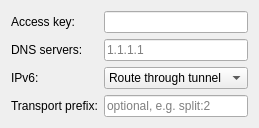
Old version of the form plasma/src/outlinewidget.ui in the repository alexcrack/network-manager-outline.
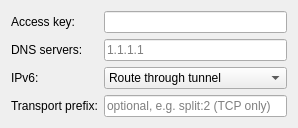
New version of the form. Custom widgets are drawn as their Qt base class.

Diff of the .ui file:
```diff
--- a/plasma/src/outlinewidget.ui
+++ b/plasma/src/outlinewidget.ui
@@ -31,7 +31,7 @@
    <item row="2" column="1">
     <widget class="QComboBox" name="ipv6">
      <item><property name="text"><string>Route through tunnel</string></property></item>
-     <item><property name="text"><string>Block</string></property></item>
+     <item><property name="text"><string>Off (IPv6 bypasses the VPN)</string></property></item>
     </widget>
    </item>
    <item row="3" column="0">
@@ -41,7 +41,7 @@
    </item>
    <item row="3" column="1">
     <widget class="QLineEdit" name="transportPrefix">
-     <property name="placeholderText"><string>optional, e.g. split:2</string></property>
+     <property name="placeholderText"><string>optional, e.g. split:2 (TCP only)</string></property>
     </widget>
    </item>
   </layout>
```
